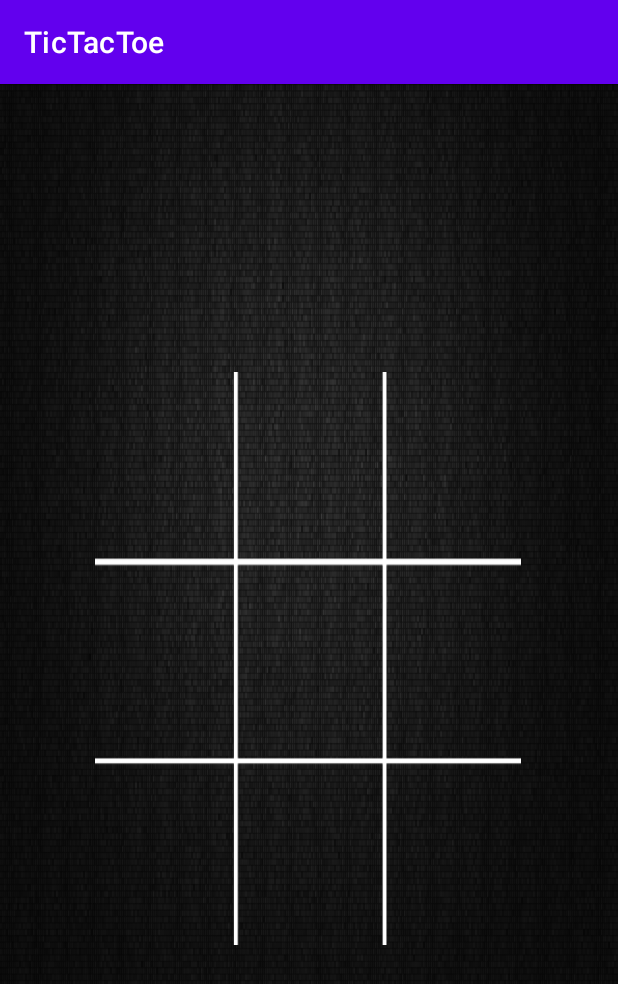
After one commit to aashish2604/TicTacToe, an Android app: the Game screen opened directly, with no data from a screen before it, on a phone screen of 412 x 824 dp. The commit adds this screen. Shown: the top 984 px of the screen. Run offline under Robolectric (Android 15) with nearby library versions, the phone set to English and light mode, and no system bars.

Commit message:
Created the tic-tac-toe game

```diff
--- a/app/src/main/java/com/example/tictactoe/SignUp.java
+++ b/app/src/main/java/com/example/tictactoe/SignUp.java
@@ -49,11 +49,11 @@ public class SignUp extends AppCompatActivity {
                                 Toast.makeText(SignUp.this, "Registration Successful", Toast.LENGTH_SHORT).show();
                                     String uname= username.getText().toString().trim();
                                     String em= email.getText().toString().trim();
+                                String uid = FirebaseAuth.getInstance().getUid();
                                 //For creating a unique user id for the registered users
-                                    dataholder obj= new dataholder(uname,em);
+                                    dataholder obj= new dataholder(uname,em,uid);
                                 DatabaseReference myRef;
                                 myRef = FirebaseDatabase.getInstance().getReference().child("Gamers");
-                                String uid = FirebaseAuth.getInstance().getUid();
                                 myRef.child(uid).setValue(obj);
                                     username.setText("");
                                     email.setText("");
--- /dev/null
+++ b/app/src/main/res/layout/activity_game.xml
@@ -0,0 +1,181 @@
+<?xml version="1.0" encoding="utf-8"?>
+<androidx.constraintlayout.widget.ConstraintLayout xmlns:android="http://schemas.android.com/apk/res/android"
+    xmlns:app="http://schemas.android.com/apk/res-auto"
+    xmlns:tools="http://schemas.android.com/tools"
+    android:layout_width="match_parent"
+    android:layout_height="match_parent"
+    android:background="@drawable/gamebackground"
+    tools:context=".Game">
+
+    <TableLayout
+        android:id="@+id/game_table"
+        android:layout_width="284dp"
+        android:layout_height="382dp"
+        android:background="@drawable/tictactoeboard"
+        app:layout_constraintBottom_toBottomOf="parent"
+        app:layout_constraintEnd_toEndOf="parent"
+        app:layout_constraintHorizontal_bias="0.496"
+        app:layout_constraintStart_toStartOf="parent"
+        app:layout_constraintTop_toTopOf="parent"
+        app:layout_constraintVertical_bias="0.498">
+
+        <TableRow
+            android:layout_width="match_parent"
+            android:layout_height="match_parent"
+            android:layout_margin="3dp">
+
+            <ImageView
+                android:id="@+id/iv_11"
+                android:layout_margin="3dp"
+                android:layout_width="84dp"
+                android:layout_height="120dp"
+                android:onClick="GameBoardClick"
+                tools:ignore="OnClick" />
+
+        <ImageView
+            android:id="@+id/iv_12"
+            android:layout_margin="3dp"
+            android:layout_width="93dp"
+            android:layout_height="120dp"
+            android:onClick="GameBoardClick"
+            tools:ignore="OnClick" />
+
+            <ImageView
+                android:id="@+id/iv_13"
+                android:layout_margin="3dp"
+                android:layout_width="84dp"
+                android:layout_height="120dp"
+                android:onClick="GameBoardClick"
+                tools:ignore="OnClick" />
+
+        </TableRow>
+
+        <TableRow
+            android:layout_width="match_parent"
+            android:layout_height="match_parent" >
+
+            <ImageView
+                android:id="@+id/iv_21"
+                android:layout_margin="2dp"
+                android:layout_width="87dp"
+                android:layout_height="120dp"
+                android:onClick="GameBoardClick"
+                tools:ignore="OnClick" />
+
+            <ImageView
+                android:id="@+id/iv_22"
+                android:layout_width="97dp"
+                android:layout_height="117dp"
+                android:layout_margin="3dp"
+                android:onClick="GameBoardClick"
+                tools:ignore="OnClick" />
+
+            <ImageView
+                android:id="@+id/iv_23"
+                android:layout_margin="3dp"
+                android:layout_width="84dp"
+                android:layout_height="120dp"
+                android:onClick="GameBoardClick"
+                tools:ignore="OnClick" />
+
+        </TableRow>
+
+        <TableRow
+            android:layout_width="match_parent"
+            android:layout_height="match_parent" >
+
+            <ImageView
+                android:id="@+id/iv_31"
+                android:layout_margin="3dp"
+                android:layout_width="84dp"
+                android:layout_height="120dp"
+                android:onClick="GameBoardClick"
+                tools:ignore="OnClick" />
+
+            <ImageView
+                android:id="@+id/iv_32"
+                android:layout_margin="3dp"
+                android:layout_width="88dp"
+                android:layout_height="115dp"
+                android:onClick="GameBoardClick"
+                tools:ignore="OnClick" />
+
+            <ImageView
+                android:id="@+id/iv_33"
+                android:layout_margin="3dp"
+                android:layout_width="84dp"
+                android:layout_height="120dp"
+                android:onClick="GameBoardClick"
+                tools:ignore="OnClick" />
+
+        </TableRow>
+
+    </TableLayout>
+
+    <TextView
+        android:id="@+id/winner1_message"
+        android:layout_width="319dp"
+        android:layout_height="49dp"
+        android:gravity="center"
+        android:text="Player 1 is the winner"
+        android:textAlignment="center"
+        android:textColor="#E6F14F"
+        android:textSize="30dp"
+        android:visibility="invisible"
+        app:layout_constraintBottom_toBottomOf="parent"
+        app:layout_constraintEnd_toEndOf="parent"
+        app:layout_constraintStart_toStartOf="parent"
+        app:layout_constraintTop_toTopOf="parent"
+        app:layout_constraintVertical_bias="0.948" />
+
+    <TextView
+        android:id="@+id/winner2_message"
+        android:layout_width="319dp"
+        android:layout_height="49dp"
+        android:gravity="center"
+        android:text="Player 2 is the winner"
+        android:textAlignment="center"
+        android:textColor="#E6F14F"
+        android:textSize="30dp"
+        android:visibility="invisible"
+        app:layout_constraintBottom_toBottomOf="parent"
+        app:layout_constraintEnd_toEndOf="parent"
+        app:layout_constraintStart_toStartOf="parent"
+        app:layout_constraintTop_toTopOf="parent"
+        app:layout_constraintVertical_bias="0.948" />
+
+    <TextView
+        android:id="@+id/draw_message"
+        android:layout_width="319dp"
+        android:layout_height="49dp"
+        android:gravity="center"
+        android:text="It is a Draw"
+        android:textAlignment="center"
+        android:textColor="#E6F14F"
+        android:textSize="30dp"
+        android:visibility="invisible"
+        app:layout_constraintBottom_toBottomOf="parent"
+        app:layout_constraintEnd_toEndOf="parent"
+        app:layout_constraintStart_toStartOf="parent"
+        app:layout_constraintTop_toTopOf="parent"
+        app:layout_constraintVertical_bias="0.948" />
+
+    <Button
+        android:id="@+id/exit"
+        android:layout_width="wrap_content"
+        android:layout_height="wrap_content"
+        android:layout_marginStart="161dp"
+        android:layout_marginTop="22dp"
+        android:layout_marginEnd="157dp"
+        android:layout_marginBottom="21dp"
+        android:text="Exit"
+        android:backgroundTint="#E6F14F"
+        android:textColor="@color/black"
+        android:visibility="invisible"
+        android:clickable="false"
+        app:layout_constraintBottom_toTopOf="@+id/winner1_message"
+        app:layout_constraintEnd_toEndOf="parent"
+        app:layout_constraintStart_toStartOf="parent"
+        app:layout_constraintTop_toBottomOf="@+id/game_table" />
+
+</androidx.constraintlayout.widget.ConstraintLayout>
```
Also changed, not shown: app/src/main/AndroidManifest.xml (+7 -5 lines), app/src/main/java/com/example/tictactoe/AdapterFrag3.java (+5 -6 lines), app/src/main/java/com/example/tictactoe/Game.java (added, +126 -0 lines), app/src/main/java/com/example/tictactoe/adapter.java (+15 -6 lines), app/src/main/java/com/example/tictactoe/dataholder.java (+18 -5 lines), app/src/main/java/com/example/tictactoe/model.java (+18 -9 lines), app/src/main/res/layout/singlerowdesign.xml (+19 -6 lines), app/src/main/res/drawable/O.jpg (added), app/src/main/res/drawable/X1.jpg (added), app/src/main/res/drawable/appbackground.jpg (added), app/src/main/res/drawable/gamebackground.jpg (added), app/src/main/res/drawable/tictactoeboard.jpg (added).
